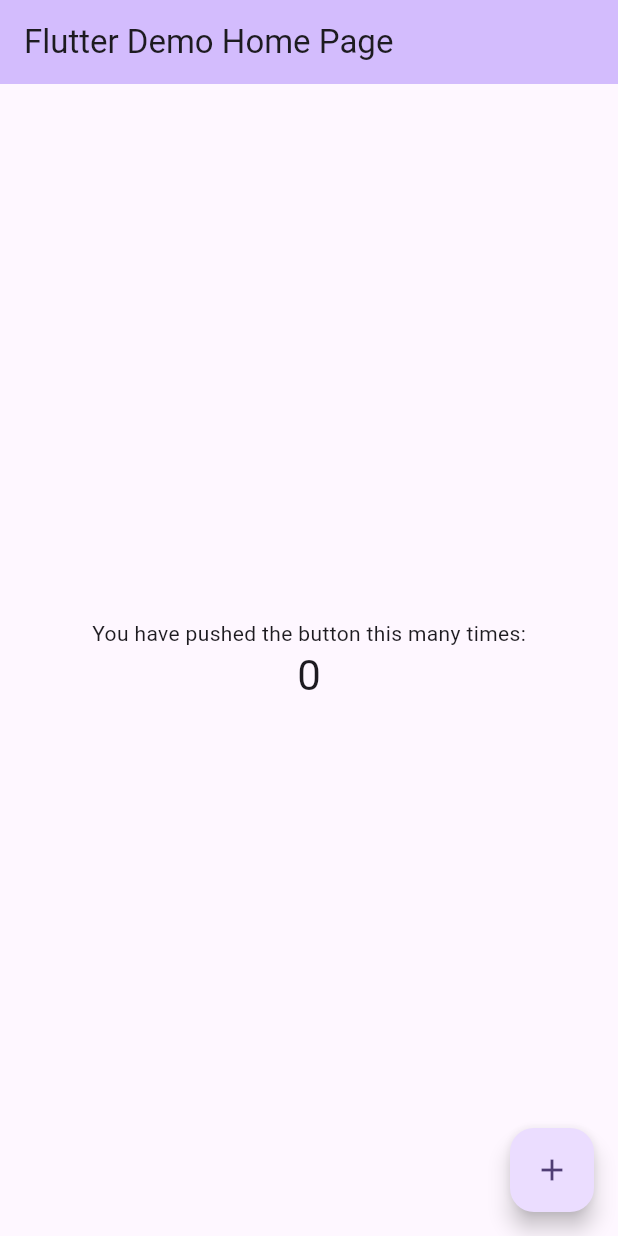
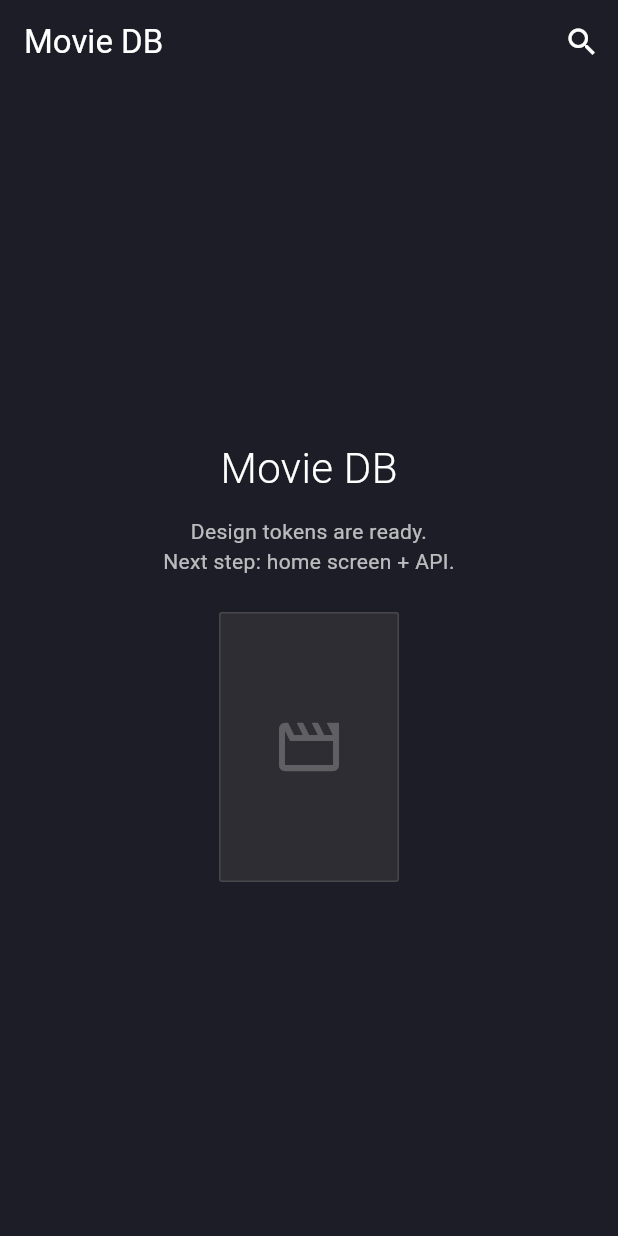
Before and after one commit to karimelbahi/flutter_tutotial_for_learn, a Flutter app: the screen it shows after launch, on a phone screen of 412 x 824 dp. Run offline on Flutter 3.47's test engine with Material 3 defaults, Android fonts, the phone set to English and light mode, and no system bars; our stand-ins replace flutter_dotenv.

Commit message:
feat: add app shell and home screen placeholder
Wire main.dart through MovieApp to MovieHomeScreen with the dark theme
applied, replacing the default counter demo.

Co-authored-by: Cursor <cursoragent@cursor.com>

```diff
--- /dev/null
+++ b/lib/app/app.dart
@@ -0,0 +1,26 @@
+import 'package:flutter/material.dart';
+import 'package:flutter/services.dart';
+
+import '../core/theme/app_theme.dart';
+import '../screens/movie_home/movie_home_screen.dart';
+
+class MovieApp extends StatelessWidget {
+  const MovieApp({super.key});
+
+  @override
+  Widget build(BuildContext context) {
+    return MaterialApp(
+      title: 'Movie DB',
+      debugShowCheckedModeBanner: false,
+      theme: AppTheme.dark,
+      home: const MovieHomeScreen(),
+    );
+  }
+
+  static Future<void> initialize() async {
+    WidgetsFlutterBinding.ensureInitialized();
+    await SystemChrome.setPreferredOrientations([
+      DeviceOrientation.portraitUp,
+    ]);
+  }
+}
--- a/lib/main.dart
+++ b/lib/main.dart
@@ -1,122 +1,10 @@
 import 'package:flutter/material.dart';
+import 'package:flutter_dotenv/flutter_dotenv.dart';
 
-void main() {
-  runApp(const MyApp());
+import 'app/app.dart';
+
+Future<void> main() async {
+  await MovieApp.initialize();
+  await dotenv.load(fileName: '.env');
+  runApp(const MovieApp());
 }
-
-class MyApp extends StatelessWidget {
-  const MyApp({super.key});
-
-  // This widget is the root of your application.
-  @override
-  Widget build(BuildContext context) {
-    return MaterialApp(
-      title: 'Flutter Demo',
-      theme: ThemeData(
-        // This is the theme of your application.
-        //
-        // TRY THIS: Try running your application with "flutter run". You'll see
-        // the application has a purple toolbar. Then, without quitting the app,
-        // try changing the seedColor in the colorScheme below to Colors.green
-        // and then invoke "hot reload" (save your changes or press the "hot
-        // reload" button in a Flutter-supported IDE, or press "r" if you used
-        // the command line to start the app).
-        //
-        // Notice that the counter didn't reset back to zero; the application
-        // state is not lost during the reload. To reset the state, use hot
-        // restart instead.
-        //
-        // This works for code too, not just values: Most code changes can be
-        // tested with just a hot reload.
-        colorScheme: .fromSeed(seedColor: Colors.deepPurple),
-      ),
-      home: const MyHomePage(title: 'Flutter Demo Home Page'),
-    );
-  }
-}
-
-class MyHomePage extends StatefulWidget {
-  const MyHomePage({super.key, required this.title});
-
-  // This widget is the home page of your application. It is stateful, meaning
-  // that it has a State object (defined below) that contains fields that affect
-  // how it looks.
-
-  // This class is the configuration for the state. It holds the values (in this
-  // case the title) provided by the parent (in this case the App widget) and
-  // used by the build method of the State. Fields in a Widget subclass are
-  // always marked "final".
-
-  final String title;
-
-  @override
-  State<MyHomePage> createState() => _MyHomePageState();
-}
-
-class _MyHomePageState extends State<MyHomePage> {
-  int _counter = 0;
-
-  void _incrementCounter() {
-    setState(() {
-      // This call to setState tells the Flutter framework that something has
-      // changed in this State, which causes it to rerun the build method below
-      // so that the display can reflect the updated values. If we changed
-      // _counter without calling setState(), then the build method would not be
-      // called again, and so nothing would appear to happen.
-      _counter++;
-    });
-  }
-
-  @override
-  Widget build(BuildContext context) {
-    // This method is rerun every time setState is called, for instance as done
-    // by the _incrementCounter method above.
-    //
-    // The Flutter framework has been optimized to make rerunning build methods
-    // fast, so that you can just rebuild anything that needs updating rather
-    // than having to individually change instances of widgets.
-    return Scaffold(
-      appBar: AppBar(
-        // TRY THIS: Try changing the color here to a specific color (to
-        // Colors.amber, perhaps?) and trigger a hot reload to see the AppBar
-        // change color while the other colors stay the same.
-        backgroundColor: Theme.of(context).colorScheme.inversePrimary,
-        // Here we take the value from the MyHomePage object that was created by
-        // the App.build method, and use it to set our appbar title.
-        title: Text(widget.title),
-      ),
-      body: Center(
-        // Center is a layout widget. It takes a single child and positions it
-        // in the middle of the parent.
-        child: Column(
-          // Column is also a layout widget. It takes a list of children and
-          // arranges them vertically. By default, it sizes itself to fit its
-          // children horizontally, and tries to be as tall as its parent.
-          //
-          // Column has various properties to control how it sizes itself and
-          // how it positions its children. Here we use mainAxisAlignment to
-          // center the children vertically; the main axis here is the vertical
-          // axis because Columns are vertical (the cross axis would be
-          // horizontal).
-          //
-          // TRY THIS: Invoke "debug painting" (choose the "Toggle Debug Paint"
-          // action in the IDE, or press "p" in the console), to see the
-          // wireframe for each widget.
-          mainAxisAlignment: .center,
-          children: [
-            const Text('You have pushed the button this many times:'),
-            Text(
-              '$_counter',
-              style: Theme.of(context).textTheme.headlineMedium,
-            ),
-          ],
-        ),
-      ),
-      floatingActionButton: FloatingActionButton(
-        onPressed: _incrementCounter,
-        tooltip: 'Increment',
-        child: const Icon(Icons.add),
-      ),
-    );
-  }
-}
--- /dev/null
+++ b/lib/screens/movie_home/movie_home_screen.dart
@@ -0,0 +1,56 @@
+import 'package:flutter/material.dart';
+
+import '../../core/constants/app_colors.dart';
+import '../../core/constants/app_typography.dart';
+
+class MovieHomeScreen extends StatelessWidget {
+  const MovieHomeScreen({super.key});
+
+  @override
+  Widget build(BuildContext context) {
+    return Scaffold(
+      appBar: AppBar(
+        title: const Text('Movie DB'),
+        actions: [
+          IconButton(
+            onPressed: () {},
+            icon: const Icon(Icons.search),
+          ),
+        ],
+      ),
+      body: Center(
+        child: Column(
+          mainAxisAlignment: MainAxisAlignment.center,
+          children: [
+            Text(
+              'Movie DB',
+              style: AppTypography.detailTitle,
+            ),
+            const SizedBox(height: 12),
+            Text(
+              'Design tokens are ready.\nNext step: home screen + API.',
+              textAlign: TextAlign.center,
+              style: AppTypography.detailOverview,
+            ),
+            const SizedBox(height: 24),
+            Container(
+              width: 120,
+              height: 180,
+              decoration: BoxDecoration(
+                color: AppColors.martinique,
+                borderRadius: BorderRadius.circular(2),
+                border: Border.all(color: AppColors.divider),
+              ),
+              alignment: Alignment.center,
+              child: const Icon(
+                Icons.movie_outlined,
+                color: AppColors.placeholder,
+                size: 48,
+              ),
+            ),
+          ],
+        ),
+      ),
+    );
+  }
+}
```
Also changed, not shown: 1 other file.
